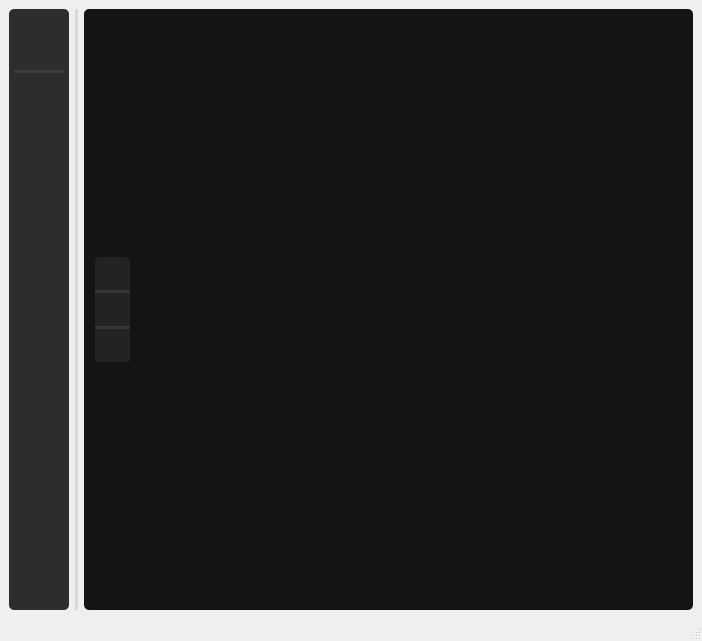
Old version of the form src/ui/resource.ui in the repository ligerr13/PE_Spectroradiometer.
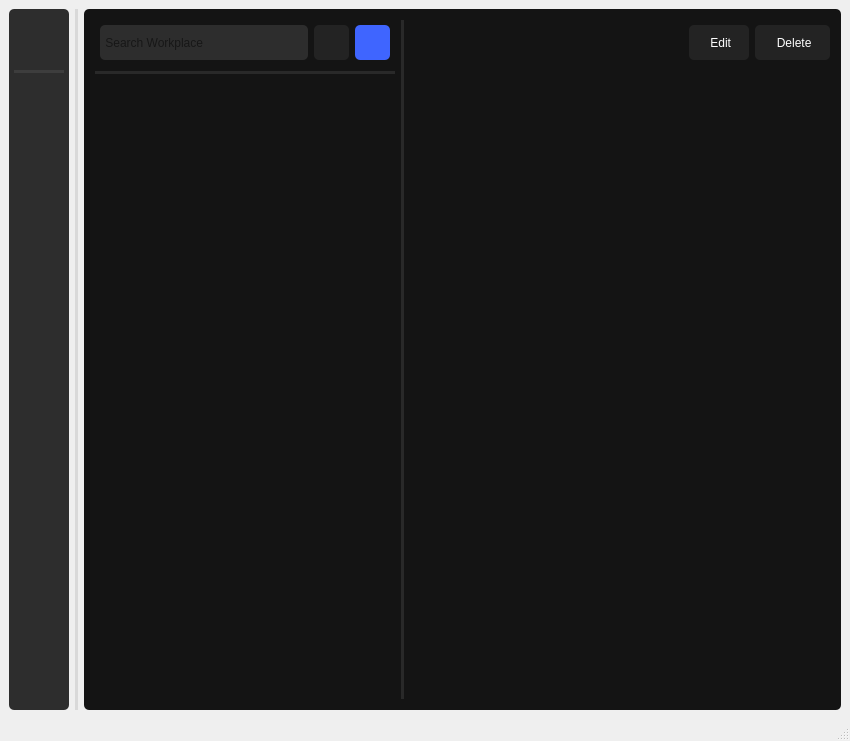
New version of the form. Icons and pictures are not drawn.

Commit message: Added signals, and slots, ui update

Diff of the .ui file:
```diff
--- a/src/ui/resource.ui
+++ b/src/ui/resource.ui
@@ -6,8 +6,8 @@
    <rect>
     <x>0</x>
     <y>0</y>
-    <width>702</width>
-    <height>640</height>
+    <width>850</width>
+    <height>741</height>
    </rect>
   </property>
   <property name="acceptDrops">
@@ -250,16 +250,16 @@
       </property>
       <layout class="QGridLayout" name="gridLayout_2">
        <property name="leftMargin">
-        <number>9</number>
+        <number>2</number>
        </property>
        <property name="topMargin">
-        <number>9</number>
+        <number>2</number>
        </property>
        <property name="rightMargin">
-        <number>9</number>
+        <number>2</number>
        </property>
        <property name="bottomMargin">
-        <number>9</number>
+        <number>2</number>
        </property>
        <item row="0" column="0">
         <widget class="QStackedWidget" name="stackedWidget">
@@ -273,33 +273,39 @@
           <string notr="true"/>
          </property>
          <property name="currentIndex">
-          <number>0</number>
+          <number>1</number>
          </property>
          <widget class="QWidget" name="page">
           <layout class="QGridLayout" name="gridLayout_4">
            <property name="leftMargin">
-            <number>2</number>
+            <number>5</number>
            </property>
            <property name="topMargin">
-            <number>0</number>
+            <number>5</number>
            </property>
            <property name="rightMargin">
-            <number>2</number>
+            <number>5</number>
            </property>
            <property name="bottomMargin">
-            <number>0</number>
+            <number>5</number>
            </property>
            <item row="1" column="0">
             <widget class="QWidget" name="widget_4" native="true">
+             <property name="sizePolicy">
+              <sizepolicy hsizetype="Preferred" vsizetype="Preferred">
+               <horstretch>0</horstretch>
+               <verstretch>0</verstretch>
+              </sizepolicy>
+             </property>
              <property name="minimumSize">
               <size>
-               <width>35</width>
-               <height>105</height>
+               <width>0</width>
+               <height>0</height>
               </size>
              </property>
              <property name="maximumSize">
               <size>
-               <width>35</width>
+               <width>50</width>
                <height>105</height>
               </size>
              </property>
@@ -482,25 +488,405 @@
            </item>
           </layout>
          </widget>
-         <widget class="QWidget" name="page_3">
-          <layout class="QVBoxLayout" name="verticalLayout_5">
-           <item>
-            <widget class="QLabel" name="label_3">
-             <property name="text">
-              <string>index3</string>
-             </property>
-            </widget>
-           </item>
-          </layout>
-         </widget>
-         <widget class="QWidget" name="page_2">
+         <widget class="QWidget" name="page_4">
           <layout class="QVBoxLayout" name="verticalLayout_2">
            <item>
-            <widget class="QLabel" name="label_2">
-             <property name="text">
-              <string>Index2</string>
-             </property>
-            </widget>
+            <layout class="QGridLayout" name="gridLayout_3">
+             <item row="0" column="2">
+              <widget class="QWidget" name="widget_9" native="true">
+               <layout class="QVBoxLayout" name="verticalLayout_15">
+                <property name="leftMargin">
+                 <number>0</number>
+                </property>
+                <property name="topMargin">
+                 <number>0</number>
+                </property>
+                <property name="rightMargin">
+                 <number>0</number>
+                </property>
+                <property name="bottomMargin">
+                 <number>0</number>
+                </property>
+                <item>
+                 <widget class="QWidget" name="widget_11" native="true">
+                  <property name="minimumSize">
+                   <size>
+                    <width>0</width>
+                    <height>40</height>
+                   </size>
+                  </property>
+                  <property name="maximumSize">
+                   <size>
+                    <width>16777215</width>
+                    <height>45</height>
+                   </size>
+                  </property>
+                  <layout class="QHBoxLayout" name="horizontalLayout_4">
+                   <property name="leftMargin">
+                    <number>0</number>
+                   </property>
+                   <property name="topMargin">
+                    <number>0</number>
+                   </property>
+                   <property name="rightMargin">
+                    <number>0</number>
+                   </property>
+                   <property name="bottomMargin">
+                    <number>0</number>
+                   </property>
+                   <item>
+                    <spacer name="horizontalSpacer">
+                     <property name="orientation">
+                      <enum>Qt::Horizontal</enum>
+                     </property>
+                     <property name="sizeHint" stdset="0">
+                      <size>
+                       <width>40</width>
+                       <height>20</height>
+                      </size>
+                     </property>
+                    </spacer>
+                   </item>
+                   <item>
+                    <widget class="QPushButton" name="pushButton_9">
+                     <property name="minimumSize">
+                      <size>
+                       <width>60</width>
+                       <height>35</height>
+                      </size>
+                     </property>
+                     <property name="maximumSize">
+                      <size>
+                       <width>35</width>
+                       <height>16777215</height>
+                      </size>
+                     </property>
+                     <property name="cursor">
+                      <cursorShape>PointingHandCursor</cursorShape>
+                     </property>
+                     <property name="styleSheet">
+                      <string notr="true">border-radius: 5px;
+background-color: rgb(35, 35, 35);
+color: white;
+border: 0px</string>
+                     </property>
+                     <property name="text">
+                      <string> Edit</string>
+                     </property>
+                     <property name="icon">
+                      <iconset>
+                       <normaloff>../../resources/icons/pencil.png</normaloff>../../resources/icons/pencil.png</iconset>
+                     </property>
+                     <property name="iconSize">
+                      <size>
+                       <width>15</width>
+                       <height>15</height>
+                      </size>
+                     </property>
+                    </widget>
+                   </item>
+                   <item>
+                    <widget class="QPushButton" name="pushButton_8">
+                     <property name="minimumSize">
+                      <size>
+                       <width>75</width>
+                       <height>35</height>
+                      </size>
+                     </property>
+                     <property name="maximumSize">
+                      <size>
+                       <width>35</width>
+                       <height>16777215</height>
+                      </size>
+                     </property>
+                     <property name="cursor">
+                      <cursorShape>PointingHandCursor</cursorShape>
+                     </property>
+                     <property name="styleSheet">
+                      <string notr="true">border-radius: 5px;
+background-color: rgb(35, 35, 35);
+color: white;
+border: 0px</string>
+                     </property>
+                     <property name="text">
+                      <string> Delete</string>
+                     </property>
+                     <property name="icon">
+                      <iconset>
+                       <normaloff>../../resources/icons/delete.png</normaloff>../../resources/icons/delete.png</iconset>
+                     </property>
+                     <property name="iconSize">
+                      <size>
+                       <width>15</width>
+                       <height>15</height>
+                      </size>
+                     </property>
+                    </widget>
+                   </item>
+                  </layout>
+                 </widget>
+                </item>
+                <item>
+                 <widget class="QWidget" name="widget_10" native="true">
+                  <layout class="QVBoxLayout" name="verticalLayout_16">
+                   <property name="leftMargin">
+                    <number>0</number>
+                   </property>
+                   <property name="topMargin">
+                    <number>0</number>
+                   </property>
+                   <property name="rightMargin">
+                    <number>0</number>
+                   </property>
+                   <property name="bottomMargin">
+                    <number>0</number>
+                   </property>
+                  </layout>
+                 </widget>
+                </item>
+               </layout>
+              </widget>
+             </item>
+             <item row="0" column="1">
+              <widget class="Line" name="line_5">
+               <property name="maximumSize">
+                <size>
+                 <width>5</width>
+                 <height>16777215</height>
+                </size>
+               </property>
+               <property name="styleSheet">
+                <string notr="true">background-color: rgba(129, 129, 129, 50);
+border: 0px;
+border-radius: 50%</string>
+               </property>
+               <property name="orientation">
+                <enum>Qt::Vertical</enum>
+               </property>
+              </widget>
+             </item>
+             <item row="0" column="0">
+              <widget class="QWidget" name="widget_6" native="true">
+               <property name="maximumSize">
+                <size>
+                 <width>300</width>
+                 <height>16777215</height>
+                </size>
+               </property>
+               <layout class="QVBoxLayout" name="verticalLayout_7">
+                <property name="leftMargin">
+                 <number>0</number>
+                </property>
+                <property name="topMargin">
+                 <number>0</number>
+                </property>
+                <property name="rightMargin">
+                 <number>0</number>
+                </property>
+                <property name="bottomMargin">
+                 <number>0</number>
+                </property>
+                <item>
+                 <widget class="QWidget" name="widget_7" native="true">
+                  <property name="maximumSize">
+                   <size>
+                    <width>16777215</width>
+                    <height>55</height>
+                   </size>
+                  </property>
+                  <layout class="QHBoxLayout" name="horizontalLayout_3">
+                   <property name="leftMargin">
+                    <number>5</number>
+                   </property>
+                   <property name="topMargin">
+                    <number>5</number>
+                   </property>
+                   <property name="rightMargin">
+                    <number>5</number>
+                   </property>
+                   <property name="bottomMargin">
+                    <number>5</number>
+                   </property>
+                   <item>
+                    <widget class="QLineEdit" name="lineEdit">
+                     <property name="minimumSize">
+                      <size>
+                       <width>0</width>
+                       <height>35</height>
+                      </size>
+                     </property>
+                     <property name="baseSize">
+                      <size>
+                       <width>45</width>
+                       <height>45</height>
+                      </size>
+                     </property>
+                     <property name="autoFillBackground">
+                      <bool>false</bool>
+                     </property>
+                     <property name="styleSheet">
+                      <string notr="true">background-color: rgb(45, 45, 45);
+border-radius: 5px;</string>
+                     </property>
+                     <property name="placeholderText">
+                      <string> Search Workplace</string>
+                     </property>
+                    </widget>
+                   </item>
+                   <item>
+                    <widget class="QToolButton" name="toolButton">
+                     <property name="sizePolicy">
+                      <sizepolicy hsizetype="Preferred" vsizetype="Fixed">
+                       <horstretch>0</horstretch>
+                       <verstretch>0</verstretch>
+                      </sizepolicy>
+                     </property>
+                     <property name="minimumSize">
+                      <size>
+                       <width>35</width>
+                       <height>0</height>
+                      </size>
+                     </property>
+                     <property name="maximumSize">
+                      <size>
+                       <width>40</width>
+                       <height>40</height>
+                      </size>
+                     </property>
+                     <property name="cursor">
+                      <cursorShape>PointingHandCursor</cursorShape>
+                     </property>
+                     <property name="focusPolicy">
+                      <enum>Qt::TabFocus</enum>
+                     </property>
+                     <property name="contextMenuPolicy">
+                      <enum>Qt::NoContextMenu</enum>
+                     </property>
+                     <property name="acceptDrops">
+                      <bool>false</bool>
+                     </property>
+                     <property name="styleSheet">
+                      <string notr="true">border-radius: 5px;
+background-color: rgb(35, 35, 35);
+color: white;
+border: 0px</string>
+                     </property>
+                     <property name="text">
+                      <string/>
+                     </property>
+                     <property name="icon">
+                      <iconset>
+                       <normaloff>../../resources/icons/menu.png</normaloff>../../resources/icons/menu.png</iconset>
+                     </property>
+                     <property name="popupMode">
+                      <enum>QToolButton::DelayedPopup</enum>
+                     </property>
+                     <property name="toolButtonStyle">
+                      <enum>Qt::ToolButtonIconOnly</enum>
+                     </property>
+                     <property name="autoRaise">
+                      <bool>true</bool>
+                     </property>
+                    </widget>
+                   </item>
+                   <item>
+                    <widget class="QPushButton" name="pushButton_7">
+                     <property name="sizePolicy">
+                      <sizepolicy hsizetype="Preferred" vsizetype="Preferred">
+                       <horstretch>0</horstretch>
+                       <verstretch>0</verstretch>
+                      </sizepolicy>
+                     </property>
+                     <property name="minimumSize">
+                      <size>
+                       <width>35</width>
+                       <height>35</height>
+                      </size>
+                     </property>
+                     <property name="maximumSize">
+                      <size>
+                       <width>35</width>
+                       <height>35</height>
+                      </size>
+                     </property>
+                     <property name="cursor">
+                      <cursorShape>PointingHandCursor</cursorShape>
+                     </property>
+                     <property name="styleSheet">
+                      <string notr="true">border-radius: 5px;
+background-color: rgb(63, 101, 255);
+border:0px;</string>
+                     </property>
+                     <property name="text">
+                      <string/>
+                     </property>
+                     <property name="icon">
+                      <iconset>
+                       <normaloff>../../resources/icons/more.png</normaloff>../../resources/icons/more.png</iconset>
+                     </property>
+                     <property name="iconSize">
+                      <size>
+                       <width>20</width>
+                       <height>20</height>
+                      </size>
+                     </property>
+                    </widget>
+                   </item>
+                  </layout>
+                 </widget>
+                </item>
+                <item>
+                 <widget class="Line" name="line_6">
+                  <property name="styleSheet">
+                   <string notr="true">background-color: rgba(129, 129, 129, 50);
+border: 0px;
+border-radius: 50%</string>
+                  </property>
+                  <property name="orientation">
+                   <enum>Qt::Horizontal</enum>
+                  </property>
+                 </widget>
+                </item>
+                <item>
+                 <widget class="QWidget" name="widget_8" native="true">
+                  <property name="cursor">
+                   <cursorShape>PointingHandCursor</cursorShape>
+                  </property>
+                  <layout class="QVBoxLayout" name="verticalLayout_9">
+                   <property name="topMargin">
+                    <number>9</number>
+                   </property>
+                   <property name="bottomMargin">
+                    <number>9</number>
+                   </property>
+                   <item>
+                    <widget class="QScrollArea" name="scrollArea">
+                     <property name="styleSheet">
+                      <string notr="true">border: 0px;</string>
+                     </property>
+                     <property name="widgetResizable">
+                      <bool>true</bool>
+                     </property>
+                     <widget class="QWidget" name="scrollAreaWidgetContents">
+                      <property name="geometry">
+                       <rect>
+                        <x>0</x>
+                        <y>0</y>
+                        <width>282</width>
+                        <height>600</height>
+                       </rect>
+                      </property>
+                      <layout class="QVBoxLayout" name="verticalLayout_17"/>
+                     </widget>
+                    </widget>
+                   </item>
+                  </layout>
+                 </widget>
+                </item>
+               </layout>
+              </widget>
+             </item>
+            </layout>
            </item>
           </layout>
          </widget>
```
Left out of the diff: 37 changed lines with no effect on the pictures. The commit also changes 6 other files.
